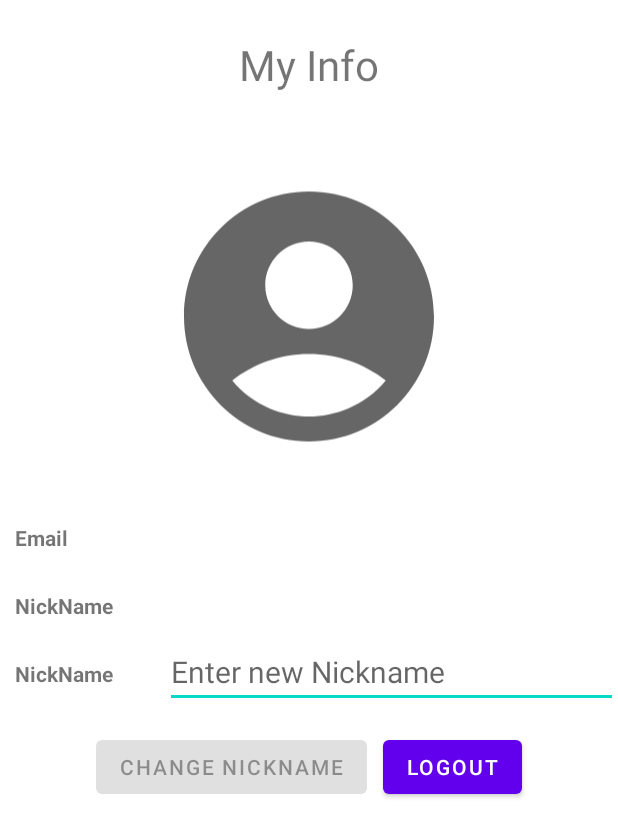
After one commit to SeoMinHyeok1204/FlowerFollower, an Android app: the MyInfo2Activity screen opened directly, with no data from a screen before it, on a phone screen of 412 x 824 dp. The commit adds this screen. Shown: the top 837 px of the screen. Run offline under Robolectric (Android 15) with nearby library versions, the phone set to English and light mode, and no system bars; our stand-ins replace Firebase (no records; nobody signed in at launch, a user with empty details on screens opened directly); 2 statements that could not run were skipped.

```diff
--- a/app/src/main/AndroidManifest.xml
+++ b/app/src/main/AndroidManifest.xml
@@ -14,6 +14,9 @@
         android:roundIcon="@mipmap/ic_launcher_round"
         android:supportsRtl="true"
         android:theme="@style/Theme.FlowerFollower">
+        <activity
+            android:name=".MyInfo2Activity"
+            android:exported="false" />
         <activity
             android:name=".GoogleMapActivity"
             android:exported="false" />
--- /dev/null
+++ b/app/src/main/java/com/example/flowerfollower/MyInfo2Activity.kt
@@ -0,0 +1,94 @@
+package com.example.flowerfollower
+
+import android.app.Dialog
+import android.content.DialogInterface
+import android.content.Intent
+import androidx.appcompat.app.AppCompatActivity
+import android.os.Bundle
+import android.text.Editable
+import android.text.TextWatcher
+import android.widget.Toast
+import com.example.flowerfollower.databinding.ActivityMyInfo2Binding
+import com.google.firebase.database.DatabaseReference
+import androidx.appcompat.app.AlertDialog
+import com.google.firebase.database.ktx.database
+import com.google.firebase.ktx.Firebase
+
+class MyInfo2Activity : AppCompatActivity() {
+
+    private lateinit var binding: ActivityMyInfo2Binding
+    private lateinit var rdb : DatabaseReference
+
+    override fun onCreate(savedInstanceState: Bundle?) {
+        super.onCreate(savedInstanceState)
+        binding = ActivityMyInfo2Binding.inflate(layoutInflater)
+        setContentView(binding.root)
+        init()
+    }
+
+    private fun logout() {
+        val intent = Intent(this,LoginActivity::class.java)
+        startActivity(intent)
+    }
+
+    private fun init(){
+
+        val uid = intent.getStringExtra("uid")!!
+        val usermail = intent.getStringExtra("usermail")!!
+        val nickname = intent.getStringExtra("nickname")
+
+        //rdb = Firebase.database.getReference("User/$uid")
+        rdb = Firebase.database.getReference("User")
+
+        binding.pEmail.text = usermail
+        binding.pNickname.text = nickname
+
+        val newNickname = binding.AfterNickname
+        val changebtn = binding.changebtn
+        newNickname.addTextChangedListener(object :TextWatcher{
+            override fun beforeTextChanged(p0: CharSequence?, p1: Int, p2: Int, p3: Int) {
+
+            }
+
+            override fun onTextChanged(p0: CharSequence?, p1: Int, p2: Int, p3: Int) {
+
+            }
+
+            override fun afterTextChanged(p0: Editable?) {
+                val str = p0.toString()
+                changebtn.isEnabled = str.isNotBlank()
+            }
+
+        })
+        binding.changebtn.setOnClickListener {
+            val builder = AlertDialog.Builder(this)
+                .setTitle("닉네임 변경")
+                .setMessage(nickname + " 에서 " + newNickname.text + " 로 닉네임을 변경하시겠습니까?")
+                .setPositiveButton("예", DialogInterface.OnClickListener { dialogInterface, i ->
+                    rdb.child(uid).child("nickName").setValue(newNickname.text.toString())
+                    Toast.makeText(this, "변경되었습니다.", Toast.LENGTH_SHORT).show()
+                    logout()
+                })
+                .setNegativeButton("아니오", DialogInterface.OnClickListener { dialogInterface, i ->
+                    Toast.makeText(this, "취소되었습니다.", Toast.LENGTH_SHORT).show()
+                })
+                .show()
+        }
+        binding.logoutbtn.setOnClickListener {
+            val builder = AlertDialog.Builder(this)
+                .setTitle("로그아웃")
+                .setMessage("로그아웃 하시겠습니까?")
+                .setPositiveButton("예", DialogInterface.OnClickListener { dialogInterface, i ->
+                    Toast.makeText(this, "로그아웃 되었습니다.", Toast.LENGTH_SHORT).show()
+                    logout()
+                })
+                .setNegativeButton("아니오", DialogInterface.OnClickListener { dialogInterface, i ->
+                    Toast.makeText(this, "취소되었습니다.", Toast.LENGTH_SHORT).show()
+                })
+                .show()
+        }
+
+    }
+
+
+}
--- /dev/null
+++ b/app/src/main/res/layout/activity_my_info2.xml
@@ -0,0 +1,121 @@
+<?xml version="1.0" encoding="utf-8"?>
+<LinearLayout xmlns:android="http://schemas.android.com/apk/res/android"
+    xmlns:app="http://schemas.android.com/apk/res-auto"
+    xmlns:tools="http://schemas.android.com/tools"
+    android:layout_width="match_parent"
+    android:layout_height="match_parent"
+    android:orientation="vertical"
+    tools:context=".MyInfo2Activity">
+
+    <TextView
+        android:id="@+id/myInfo"
+        android:layout_width="wrap_content"
+        android:layout_height="wrap_content"
+        android:layout_gravity="center"
+        android:layout_marginTop="24dp"
+        android:text="My Info"
+        android:textSize="28sp" />
+
+    <ImageView
+        android:id="@+id/user_image"
+        android:layout_width="200dp"
+        android:layout_height="250dp"
+        android:layout_gravity="center"
+        android:layout_marginTop="24dp"
+        app:srcCompat="@drawable/ic_baseline_account_circle_24" />
+
+    <LinearLayout
+        android:layout_width="match_parent"
+        android:layout_height="wrap_content"
+        android:orientation="horizontal">
+
+        <TextView
+            android:layout_width="0dp"
+            android:layout_height="wrap_content"
+            android:layout_gravity="center"
+            android:layout_marginStart="10dp"
+            android:layout_weight="1"
+            android:text="Email"
+            android:textStyle="bold" />
+
+        <TextView
+            android:id="@+id/pEmail"
+            android:layout_width="0dp"
+            android:layout_height="45dp"
+            android:layout_weight="3"
+            android:text="email"
+            android:textSize="20dp" />
+    </LinearLayout>
+
+    <LinearLayout
+        android:layout_width="match_parent"
+        android:layout_height="wrap_content"
+        android:orientation="horizontal">
+
+        <TextView
+            android:layout_width="0dp"
+            android:layout_height="wrap_content"
+            android:layout_gravity="center"
+            android:layout_marginStart="10dp"
+            android:layout_weight="1"
+            android:text="NickName"
+            android:textStyle="bold" />
+
+        <TextView
+            android:id="@+id/pNickname"
+            android:layout_width="0dp"
+            android:layout_height="45dp"
+            android:layout_weight="3"
+            android:text="nickname"
+            android:textSize="20dp" />
+    </LinearLayout>
+
+    <LinearLayout
+        android:layout_width="match_parent"
+        android:layout_height="wrap_content"
+        android:orientation="horizontal">
+
+        <TextView
+            android:layout_width="0dp"
+            android:layout_height="wrap_content"
+            android:layout_gravity="center"
+            android:layout_marginStart="10dp"
+            android:layout_weight="1"
+            android:text="NickName"
+            android:textStyle="bold" />
+
+        <EditText
+            android:id="@+id/AfterNickname"
+            android:layout_width="0dp"
+            android:layout_height="45dp"
+            android:layout_weight="3"
+            android:hint="Enter new Nickname"
+            android:textSize="20dp" />
+    </LinearLayout>
+
+    <LinearLayout
+        android:layout_width="match_parent"
+        android:layout_height="wrap_content"
+        android:gravity="center"
+        android:paddingVertical="10dp">
+
+        <Button
+            android:id="@+id/changebtn"
+            android:layout_width="wrap_content"
+            android:layout_height="wrap_content"
+            android:layout_gravity="center"
+            android:layout_margin="5dp"
+            android:enabled="false"
+            android:text="CHANGE NICKNAME" />
+
+        <Button
+            android:id="@+id/logoutbtn"
+            android:layout_width="wrap_content"
+            android:layout_height="wrap_content"
+            android:layout_gravity="center"
+            android:layout_margin="5dp"
+            android:text="LOGOUT" />
+
+    </LinearLayout>
+
+</LinearLayout>
```
Also changed, not shown: app/src/main/java/com/example/flowerfollower/MainActivity.kt (+20 -4 lines), app/src/main/res/layout/activity_main.xml (+11 -1 lines), 1 other file.
